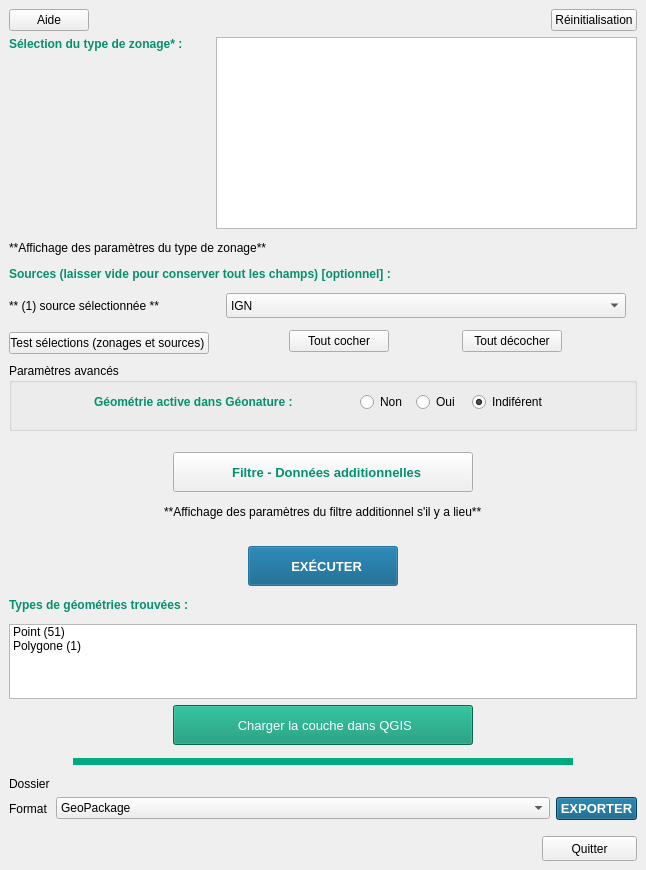
Qt form ui/referentiel_geographique_dock.ui (PnX-SI/GeoNature-GIS) before a commit.
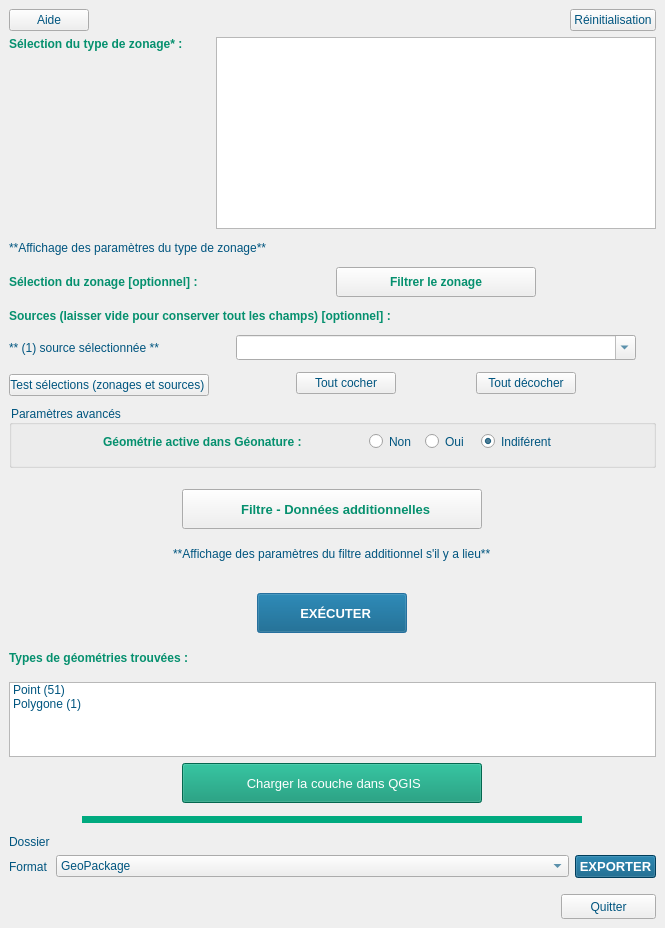
The same form after that commit. Icons and pictures are not drawn. Custom widgets are drawn as their Qt base class.

What changed in the file:
```diff
--- a/ui/referentiel_geographique_dock.ui
+++ b/ui/referentiel_geographique_dock.ui
@@ -9,14 +9,26 @@
    <rect>
     <x>0</x>
     <y>0</y>
-    <width>646</width>
-    <height>870</height>
+    <width>665</width>
+    <height>928</height>
    </rect>
   </property>
+  <property name="font">
+   <font>
+    <weight>75</weight>
+    <bold>true</bold>
+   </font>
+  </property>
+  <property name="styleSheet">
+   <string notr="true">color: rgb(0, 85, 127);</string>
+  </property>
   <property name="windowTitle">
    <string>Référentiel Géographique</string>
   </property>
   <widget class="QWidget" name="dockWidgetContents">
+   <property name="styleSheet">
+    <string notr="true">border-color: rgb(0, 85, 127);</string>
+   </property>
    <layout class="QVBoxLayout" name="verticalLayout">
     <item>
      <layout class="QHBoxLayout" name="HL_topbt">
@@ -86,14 +98,90 @@
       <property name="verticalSpacing">
        <number>12</number>
       </property>
-      <item row="3" column="0">
-       <widget class="QLabel" name="lbl_sourceselectcount">
+      <item row="0" column="0" alignment="Qt::AlignTop">
+       <widget class="QLabel" name="lbl_typezonage">
+        <property name="font">
+         <font>
+          <family>Arial</family>
+          <pointsize>9</pointsize>
+          <weight>75</weight>
+          <bold>true</bold>
+         </font>
+        </property>
+        <property name="toolTip">
+         <string>A preset to fetch.</string>
+        </property>
+        <property name="styleSheet">
+         <string notr="true">color: rgb(5, 144, 110);</string>
+        </property>
         <property name="text">
-         <string>** (1) source sélectionnée **</string>
+         <string>Sélection du type de zonage* :</string>
         </property>
        </widget>
       </item>
-      <item row="7" column="1">
+      <item row="2" column="1" alignment="Qt::AlignHCenter">
+       <widget class="QPushButton" name="pb_filterzonage">
+        <property name="minimumSize">
+         <size>
+          <width>200</width>
+          <height>30</height>
+         </size>
+        </property>
+        <property name="maximumSize">
+         <size>
+          <width>200</width>
+          <height>30</height>
+         </size>
+        </property>
+        <property name="font">
+         <font>
+          <family>Arial</family>
+          <pointsize>9</pointsize>
+          <weight>75</weight>
+          <bold>true</bold>
+         </font>
+        </property>
+        <property name="styleSheet">
+         <string notr="true">color: rgb(5, 144, 110);
+</string>
+        </property>
+        <property name="text">
+         <string>Filtrer le zonage</string>
+        </property>
+       </widget>
+      </item>
+      <item row="3" column="0" colspan="2">
+       <widget class="QLabel" name="lbl_source">
+        <property name="font">
+         <font>
+          <family>Arial</family>
+          <pointsize>9</pointsize>
+          <weight>75</weight>
+          <bold>true</bold>
+         </font>
+        </property>
+        <property name="styleSheet">
+         <string notr="true">color: rgb(5, 144, 110);</string>
+        </property>
+        <property name="text">
+         <string>Sources (laisser vide pour conserver tout les champs) [optionnel] :</string>
+        </property>
+       </widget>
+      </item>
+      <item row="8" column="0">
+       <widget class="QPushButton" name="pb_test_selection">
+        <property name="maximumSize">
+         <size>
+          <width>200</width>
+          <height>16777215</height>
+         </size>
+        </property>
+        <property name="text">
+         <string>Test sélections (zonages et sources) </string>
+        </property>
+       </widget>
+      </item>
+      <item row="8" column="1">
        <layout class="QHBoxLayout" name="HL_chk">
         <property name="bottomMargin">
          <number>5</number>
@@ -138,19 +226,6 @@
         </item>
        </layout>
       </item>
-      <item row="7" column="0">
-       <widget class="QPushButton" name="pb_test_selection">
-        <property name="maximumSize">
-         <size>
-          <width>200</width>
-          <height>16777215</height>
-         </size>
-        </property>
-        <property name="text">
-         <string>Test sélections (zonages et sources) </string>
-        </property>
-       </widget>
-      </item>
       <item row="0" column="1">
        <widget class="QListWidget" name="lw_zonage">
         <property name="sizePolicy">
@@ -161,7 +236,7 @@
         </property>
         <property name="minimumSize">
          <size>
-          <width>400</width>
+          <width>380</width>
           <height>90</height>
          </size>
         </property>
@@ -182,7 +257,14 @@
         </property>
        </widget>
       </item>
-      <item row="3" column="1" alignment="Qt::AlignHCenter">
+      <item row="4" column="0">
+       <widget class="QLabel" name="lbl_sourceselectcount">
+        <property name="text">
+         <string>** (1) source sélectionnée **</string>
+        </property>
+       </widget>
+      </item>
+      <item row="4" column="1" alignment="Qt::AlignHCenter">
        <widget class="QgsCheckableComboBox" name="ccb_source">
         <property name="minimumSize">
          <size>
@@ -196,38 +278,13 @@
           <height>25</height>
          </size>
         </property>
-        <item>
-         <property name="text">
-          <string>IGN</string>
-         </property>
-        </item>
-        <item>
-         <property name="text">
-          <string>LPO</string>
-         </property>
-        </item>
-       </widget>
-      </item>
-      <item row="2" column="0" colspan="2">
-       <widget class="QLabel" name="lbl_source">
-        <property name="font">
-         <font>
-          <family>Arial</family>
-          <pointsize>9</pointsize>
-          <weight>75</weight>
-          <bold>true</bold>
-         </font>
+        <property name="editable">
+         <bool>true</bool>
         </property>
-        <property name="styleSheet">
-         <string notr="true">color: rgb(5, 144, 110);</string>
-        </property>
-        <property name="text">
-         <string>Sources (laisser vide pour conserver tout les champs) [optionnel] :</string>
-        </property>
        </widget>
       </item>
-      <item row="0" column="0" alignment="Qt::AlignTop">
-       <widget class="QLabel" name="lbl_typezonage">
+      <item row="2" column="0">
+       <widget class="QLabel" name="lbl_selectzonage">
         <property name="font">
          <font>
           <family>Arial</family>
@@ -243,7 +300,7 @@
          <string notr="true">color: rgb(5, 144, 110);</string>
         </property>
         <property name="text">
-         <string>Sélection du type de zonage* :</string>
+         <string>Sélection du zonage [optionnel] :</string>
         </property>
        </widget>
       </item>
```
Left out of the diff: 3 changed lines with no effect on the pictures.
